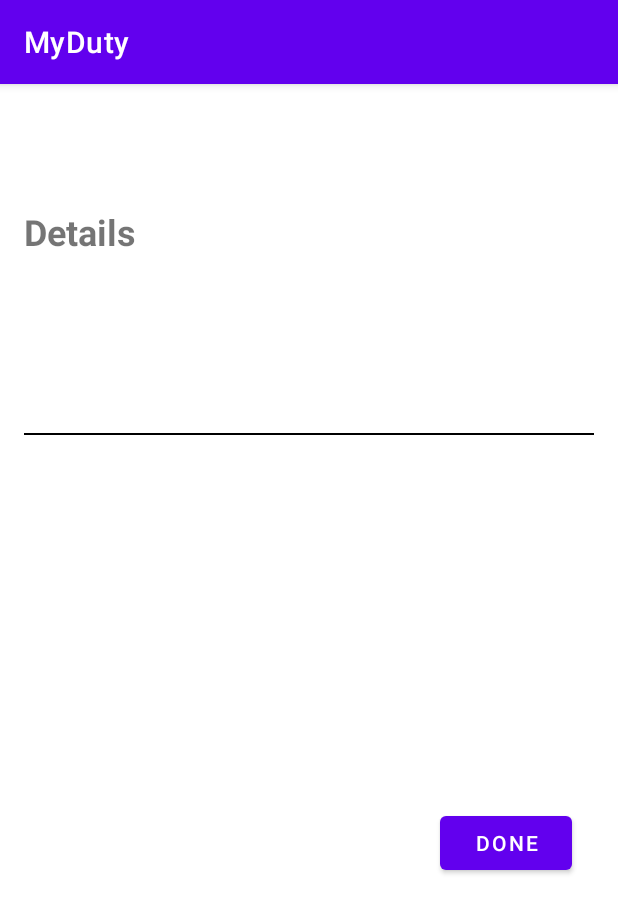
After one commit to Giber05/1_MyDuty, an Android app: the AssignmentDetailAcitivity screen opened directly, with no data from a screen before it, on a phone screen of 412 x 824 dp. The commit adds this screen. Shown: the top 913 px of the screen. Run offline under Robolectric (Android 15) with nearby library versions, the phone set to English and light mode, and no system bars.

Commit message:
finish detail assignment

```diff
--- a/app/src/main/AndroidManifest.xml
+++ b/app/src/main/AndroidManifest.xml
@@ -9,6 +9,7 @@
         android:roundIcon="@mipmap/ic_launcher_round"
         android:supportsRtl="true"
         android:theme="@style/Theme.MyDuty">
+        <activity android:name=".AssignmentDetailAcitivity"></activity>
         <activity
             android:name=".MainActivity"
             android:label="@string/app_name"
--- /dev/null
+++ b/app/src/main/java/com/example/myduty/AssignmentDetailAcitivity.java
@@ -0,0 +1,41 @@
+package com.example.myduty;
+
+import androidx.appcompat.app.AppCompatActivity;
+
+import android.os.Bundle;
+import android.widget.TextView;
+
+public class AssignmentDetailAcitivity extends AppCompatActivity {
+
+    TextView course,topic,deadline,description;
+    String data1,data2,data3,data4;
+    @Override
+    protected void onCreate(Bundle savedInstanceState) {
+        super.onCreate(savedInstanceState);
+        setContentView(R.layout.assignment_detail_acitivity);
+
+
+        course = findViewById(R.id.details_course);
+        topic   = findViewById(R.id.details_topic);
+        deadline = findViewById(R.id.details_deadline);
+        description = findViewById(R.id.details_description);
+
+        getData();
+        setData();
+    }
+
+    public void getData()
+    {
+        data1 = getIntent().getStringExtra("data1");
+        data2 = getIntent().getStringExtra("data2");
+        data3 = getIntent().getStringExtra("data3");
+        data4 = getIntent().getStringExtra("data4");
+    }
+    private void setData(){
+        course.setText(data1);
+        topic.setText(data2);
+        deadline.setText(data3);
+        description.setText(data4);
+    }
+
+}
--- a/app/src/main/java/com/example/myduty/MainActivity.java
+++ b/app/src/main/java/com/example/myduty/MainActivity.java
@@ -26,6 +26,7 @@ public class MainActivity extends AppCompatActivity {
         setContentView(R.layout.activity_main);
         Toolbar toolbar = findViewById(R.id.toolbar);
         setSupportActionBar(toolbar);
+
         FloatingActionButton fab = findViewById(R.id.fab);
         fab.setOnClickListener(new View.OnClickListener() {
             @Override
--- a/app/src/main/java/com/example/myduty/ui/assignment/AssigmentAdapter.java
+++ b/app/src/main/java/com/example/myduty/ui/assignment/AssigmentAdapter.java
@@ -2,17 +2,21 @@ package com.example.myduty.ui.assignment;
 
 import androidx.recyclerview.widget.RecyclerView;
 
+import android.content.Intent;
 import android.view.LayoutInflater;
 import android.view.View;
 import android.view.ViewGroup;
 import android.widget.Button;
 import android.widget.TextView;
 
+import com.example.myduty.AssignmentDetailAcitivity;
 import com.example.myduty.R;
 import com.example.myduty.ui.assignment.dummy.DummyContent.DummyItem;
 
 import java.util.Arrays;
 import java.util.List;
+
+import kotlin.jvm.internal.Intrinsics;
 
 /**
  * {@link RecyclerView.Adapter} that can display a {@link DummyItem}.
@@ -32,13 +36,26 @@ public class AssigmentAdapter extends RecyclerView.Adapter<AssigmentAdapter.View
         public final TextView topicText;
         public Button doneButton;
 
-        public ViewHolder(View view) {
+        public ViewHolder(View view, List<Assignment> mValue) {
             super(view);
             mView = view;
             topicCourse = (TextView) view.findViewById(R.id.task_topic);
             deadlineText = (TextView) view.findViewById(R.id.deadline);
             doneButton = (Button) view.findViewById(R.id.done_btn);
             topicText = (TextView)view.findViewById(R.id.topic);
+
+            view.setOnClickListener((View.OnClickListener)(new View.OnClickListener() {
+                public final void onClick(View it) {
+                    Intrinsics.checkNotNullExpressionValue(it, "it");
+                    Intent intent = new Intent(it.getContext(), AssignmentDetailAcitivity.class);
+                    intent.putExtra("data1", mValues.get(getAdapterPosition()).getCourse());
+                    intent.putExtra("data2", mValues.get(getAdapterPosition()).getTopic());
+                    intent.putExtra("data3", mValues.get(getAdapterPosition()).getDeadline());
+                    intent.putExtra("data4", mValues.get(getAdapterPosition()).getDescription());
+                    it.getContext().startActivity(intent);
+                }
+            }));
+
         }
 
         @Override
@@ -51,7 +68,7 @@ public class AssigmentAdapter extends RecyclerView.Adapter<AssigmentAdapter.View
     public ViewHolder onCreateViewHolder(ViewGroup parent, int viewType) {
         View view = LayoutInflater.from(parent.getContext())
                 .inflate(R.layout.fragment_assignment_list2, parent, false);
-        return new ViewHolder(view);
+        return new ViewHolder(view,mValues);
     }
 
     @Override
@@ -60,6 +77,7 @@ public class AssigmentAdapter extends RecyclerView.Adapter<AssigmentAdapter.View
         holder.topicCourse.setText(mValues.get(position).getCourse());
         holder.deadlineText.setText(mValues.get(position).getDeadline());
         holder.topicText.setText(mValues.get(position).getTopic());
+
     }
 
     @Override
--- a/app/src/main/java/com/example/myduty/ui/assignment/AssignmentList.java
+++ b/app/src/main/java/com/example/myduty/ui/assignment/AssignmentList.java
@@ -1,11 +1,8 @@
 package com.example.myduty.ui.assignment;
 
-import android.content.Context;
 import android.os.Bundle;
 
 import androidx.fragment.app.Fragment;
-import androidx.recyclerview.widget.GridLayoutManager;
-import androidx.recyclerview.widget.LinearLayoutManager;
 import androidx.recyclerview.widget.RecyclerView;
 
 import android.view.LayoutInflater;
@@ -13,13 +10,9 @@ import android.view.View;
 import android.view.ViewGroup;
 
 import com.example.myduty.R;
-import com.example.myduty.ui.assignment.dummy.DummyContent;
-
-import java.util.ArrayList;
-import java.util.List;
 
 /**
- * A fragment representing a list of Items.
+ * A fragment representing a listRecycleView of Items.
  */
 public class AssignmentList extends Fragment {
     Assignment[] assignments = new Assignment[]{
@@ -38,20 +31,10 @@ public class AssignmentList extends Fragment {
     public View onCreateView(LayoutInflater inflater, ViewGroup container,
                              Bundle savedInstanceState) {
         View view = inflater.inflate(R.layout.fragment_assignment_list_list, container, false);
-        RecyclerView recyclerView = (RecyclerView) view.findViewById(R.id.list);
+        RecyclerView recyclerView = (RecyclerView) view.findViewById(R.id.listRecycleView);
         AssigmentAdapter adapter = new AssigmentAdapter(assignments);
         recyclerView.setAdapter(adapter);
-        // Set the adapter
-//        if (view instanceof RecyclerView) {
-//            Context context = view.getContext();
-//            RecyclerView recyclerView = (RecyclerView) view;
-//            if (mColumnCount <= 1) {
-//                recyclerView.setLayoutManager(new LinearLayoutManager(context));
-//            } else {
-//                recyclerView.setLayoutManager(new GridLayoutManager(context, ));
-//            }
-//            recyclerView.setAdapter(new AssigmentAdapter(DummyContent.ITEMS));
-//        }
+
         return view;
     }
 }
--- /dev/null
+++ b/app/src/main/res/layout/assignment_detail_acitivity.xml
@@ -0,0 +1,109 @@
+<?xml version="1.0" encoding="utf-8"?>
+<androidx.constraintlayout.widget.ConstraintLayout xmlns:android="http://schemas.android.com/apk/res/android"
+    xmlns:app="http://schemas.android.com/apk/res-auto"
+    xmlns:tools="http://schemas.android.com/tools"
+    android:layout_width="match_parent"
+    android:layout_height="match_parent"
+    tools:context=".AssignmentDetailAcitivity">
+
+
+    <TextView
+        android:id="@+id/details_label"
+        android:layout_width="wrap_content"
+        android:layout_height="wrap_content"
+        android:layout_marginStart="16dp"
+        android:layout_marginLeft="16dp"
+        android:layout_marginTop="82dp"
+        android:text="@string/label_detail"
+        android:textSize="24sp"
+        android:textStyle="bold"
+        app:layout_constraintStart_toStartOf="parent"
+        app:layout_constraintTop_toTopOf="parent" />
+
+    <TextView
+        android:id="@+id/details_deadline"
+        android:layout_width="wrap_content"
+        android:layout_height="wrap_content"
+
+        android:layout_marginStart="200dp"
+        android:layout_marginLeft="200dp"
+        android:layout_marginTop="84dp"
+        android:layout_marginEnd="24dp"
+        android:layout_marginRight="24dp"
+        android:maxWidth="170dp"
+        android:text="@string/label_deadline"
+        android:textColor="#E31212"
+        android:textStyle="bold"
+        app:layout_constraintEnd_toEndOf="parent"
+        app:layout_constraintHorizontal_bias="0.0"
+        app:layout_constraintStart_toEndOf="@+id/details_label"
+        app:layout_constraintTop_toTopOf="parent" />
+
+    <TextView
+        android:id="@+id/details_course"
+        android:layout_width="wrap_content"
+        android:layout_height="wrap_content"
+        android:layout_marginTop="128dp"
+        android:text="@string/label_course"
+        android:textStyle="bold"
+        app:layout_constraintEnd_toEndOf="parent"
+        app:layout_constraintStart_toStartOf="parent"
+        app:layout_constraintTop_toTopOf="parent"
+        tools:ignore="MissingConstraints" />
+
+    <TextView
+        android:id="@+id/details_topic"
+        android:layout_width="wrap_content"
+        android:layout_height="wrap_content"
+        android:layout_marginTop="16dp"
+        android:text="@string/label_topic"
+        app:layout_constraintEnd_toEndOf="parent"
+        app:layout_constraintHorizontal_bias="0.498"
+        app:layout_constraintStart_toStartOf="parent"
+        app:layout_constraintTop_toBottomOf="@+id/details_course" />
+
+    <View
+        android:id="@+id/view"
+        android:layout_width="match_parent"
+        android:layout_height="1dp"
+        android:layout_marginStart="16dp"
+        android:layout_marginLeft="16dp"
+        android:layout_marginTop="50dp"
+        android:layout_marginEnd="16dp"
+        android:layout_marginRight="16dp"
+        android:background="@color/black"
+        app:layout_constraintEnd_toEndOf="parent"
+        app:layout_constraintHorizontal_bias="0.0"
+        app:layout_constraintStart_toStartOf="parent"
+        app:layout_constraintTop_toBottomOf="@+id/details_topic" />
+
+    <TextView
+        android:id="@+id/details_description"
+        android:layout_width="360dp"
+        android:layout_height="188dp"
+        android:layout_marginStart="25dp"
+        android:layout_marginLeft="25dp"
+        android:layout_marginTop="16dp"
+        android:layout_marginEnd="25dp"
+        android:layout_marginRight="25dp"
+        android:text="@string/label_description"
+        app:layout_constraintEnd_toEndOf="parent"
+        app:layout_constraintHorizontal_bias="1.0"
+        app:layout_constraintStart_toStartOf="parent"
+        app:layout_constraintTop_toBottomOf="@+id/view" />
+
+    <Button
+        android:id="@+id/details_button"
+        android:layout_width="wrap_content"
+        android:layout_height="wrap_content"
+        android:layout_marginStart="293dp"
+        android:layout_marginLeft="293dp"
+        android:layout_marginTop="44dp"
+        android:layout_marginEnd="25dp"
+        android:layout_marginRight="25dp"
+        android:text="@string/label_done"
+        app:layout_constraintEnd_toEndOf="parent"
+        app:layout_constraintHorizontal_bias="0.0"
+        app:layout_constraintStart_toStartOf="parent"
+        app:layout_constraintTop_toBottomOf="@+id/details_description" />
+</androidx.constraintlayout.widget.ConstraintLayout>
--- a/app/src/main/res/layout/fragment_assignment_list2.xml
+++ b/app/src/main/res/layout/fragment_assignment_list2.xml
@@ -36,7 +36,7 @@
         android:id="@+id/topic"
         android:layout_width="match_parent"
         android:layout_height="match_parent"
-        android:layout_gravity="left"
+        android:layout_gravity="start"
         android:gravity="center"
         android:text="Topic" />
 
--- a/app/src/main/res/layout/fragment_assignment_list_list.xml
+++ b/app/src/main/res/layout/fragment_assignment_list_list.xml
@@ -2,7 +2,7 @@
 <androidx.recyclerview.widget.RecyclerView xmlns:android="http://schemas.android.com/apk/res/android"
     xmlns:app="http://schemas.android.com/apk/res-auto"
     xmlns:tools="http://schemas.android.com/tools"
-    android:id="@+id/list"
+    android:id="@+id/listRecycleView"
     android:name="com.example.myduty.ui.assignment.AssignmentList"
     android:layout_width="match_parent"
     android:layout_height="match_parent"
--- a/app/src/main/res/values/strings.xml
+++ b/app/src/main/res/values/strings.xml
@@ -11,4 +11,10 @@
     <string name="menu_gallery">Gallery</string>
     <string name="menu_slideshow">Slideshow</string>
     <string name="menu_assignment">Assignment</string>
+    <string name="label_detail">Details</string>
+    <string name="label_description">Description</string>
+    <string name="label_topic">Topic</string>
+    <string name="label_course">Course</string>
+    <string name="label_deadline">Deadline</string>
+    <string name="label_done">Done</string>
 </resources>
```
